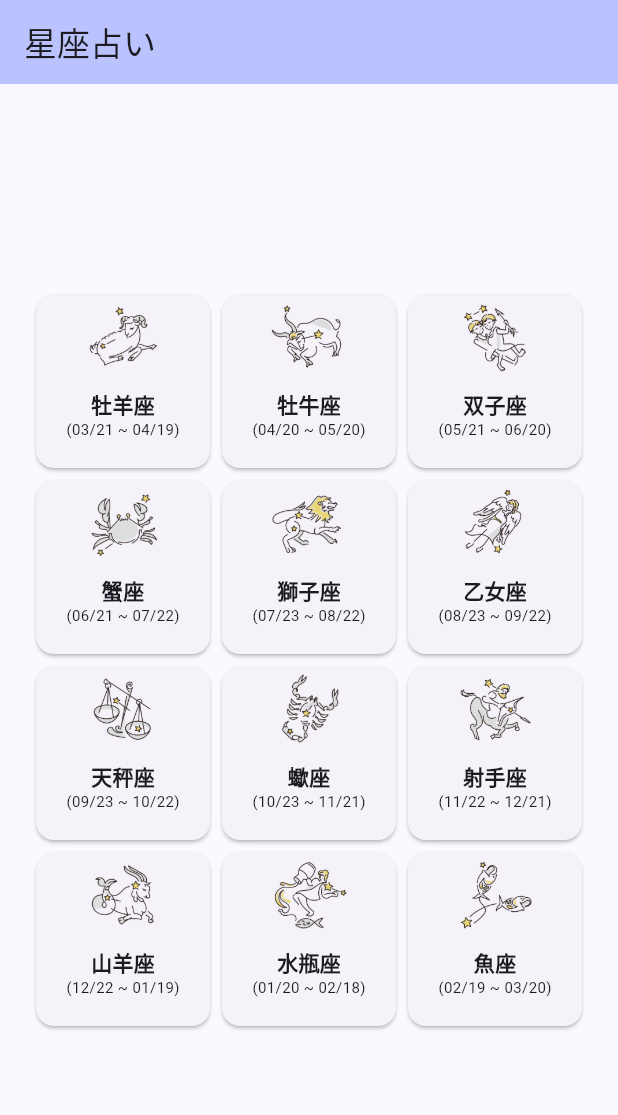
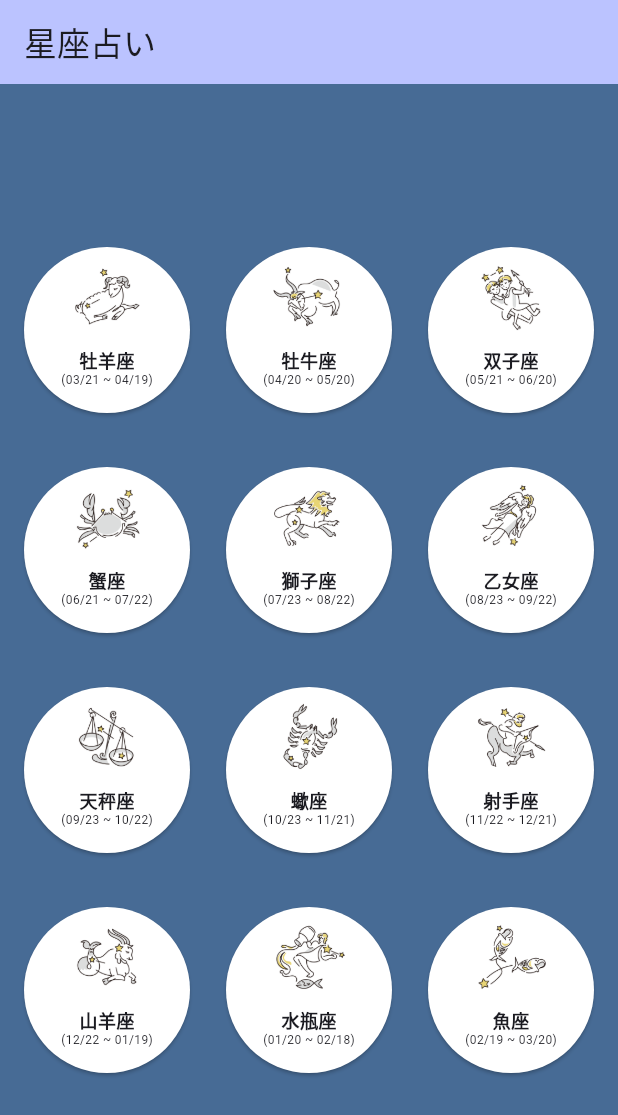
Before and after one commit to A-Yoshitsugu/horos-mobile, a Flutter app: the screen it shows after launch, on a phone screen of 412 x 824 dp. Shown: the top 1115 px of the screen. Run offline on Flutter 3.47's test engine with Material 2 defaults, Android fonts, the phone set to English and light mode, and no system bars.

Commit message:
Change BackgroundColor Change to Circle

```diff
--- a/lib/main.dart
+++ b/lib/main.dart
@@ -47,10 +47,15 @@ class _MyHomePageState extends State<MyHomePage> {
     return products.map((product) {
       return Card(
         clipBehavior: Clip.antiAlias, //はみ出た画像の切り取り
+        color: const Color.fromRGBO(255, 255, 255, 1),
+        shape: RoundedRectangleBorder(
+          borderRadius: BorderRadius.circular(100),
+        ),
         // TODO: Adjust card heights (103)
         child: Column(
           crossAxisAlignment: CrossAxisAlignment.center,
           children: <Widget>[
+            const Padding(padding: EdgeInsets.only(top:6),),
             AspectRatio(
               aspectRatio: 2.0 / 1.0,
               child: Image.asset(
@@ -59,21 +64,21 @@ class _MyHomePageState extends State<MyHomePage> {
             ),
             Expanded(
               child: Padding(
-                padding: const EdgeInsets.all(5),
+                padding: const EdgeInsets.only(top:5),
                 child: Column(
                   crossAxisAlignment: CrossAxisAlignment.center,
                   children: <Widget>[
                     Text(
                       product.zodiacJP,
                       style: const TextStyle(
-                        fontSize: 14,
+                        fontSize: 12,
                         fontWeight: FontWeight.bold,
                       ),
                     ),
                     Text(
                       product.birth,
                       style: const TextStyle(
-                        fontSize: 10,
+                        fontSize: 8,
                       ),
                     )
                   ],
@@ -89,6 +94,7 @@ class _MyHomePageState extends State<MyHomePage> {
   @override
   Widget build(BuildContext context) {
     return Scaffold(
+      backgroundColor:const Color.fromRGBO(71, 107, 149, 1), //背景色
       appBar: AppBar(
 
         backgroundColor: Theme.of(context).colorScheme.inversePrimary,
@@ -96,12 +102,12 @@ class _MyHomePageState extends State<MyHomePage> {
         title: Text(widget.title),
       ),
       body: Center(
-
         child: GridView.count(
           shrinkWrap: true, //中央寄せ
           crossAxisCount: 3,
-          padding: const EdgeInsets.all(20),
-          childAspectRatio: 1.0 / 1.0,
+          mainAxisSpacing: 28, //縦方向の間隔
+          crossAxisSpacing: 16, //縦方向の間隔
+          padding: const EdgeInsets.only(left:12, right:12),
           children: _buildGridCards(context),
         ),
       ),
```
